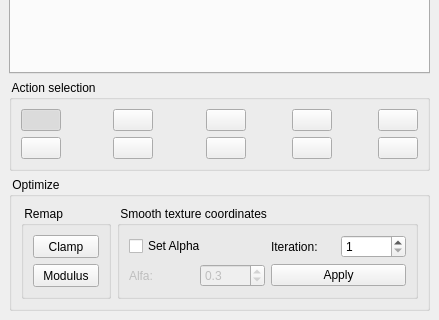
This is src/fgt/edit_texture/textureeditor.ui in cnr-isti-vclab/meshlab as Qt 5 draws it before an edit; both pictures show x 0 to 439 and y 412 to 732 of the 439 by 732 pixel window. The edited form follows.
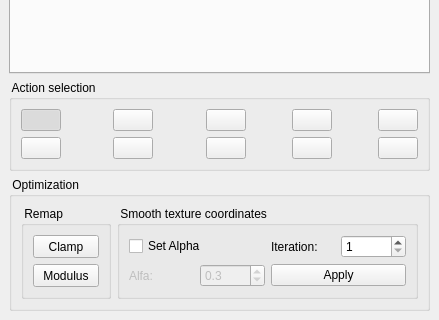
This is the edited form. Icons and pictures are not drawn.

What changed in the file:
```diff
--- a/src/fgt/edit_texture/textureeditor.ui
+++ b/src/fgt/edit_texture/textureeditor.ui
@@ -410,7 +410,7 @@
    <item>
     <widget class="QGroupBox" name="groupBoxOptimize" >
      <property name="title" >
-      <string> Optimize </string>
+      <string> Optimization </string>
      </property>
      <layout class="QHBoxLayout" >
       <property name="margin" >
```
